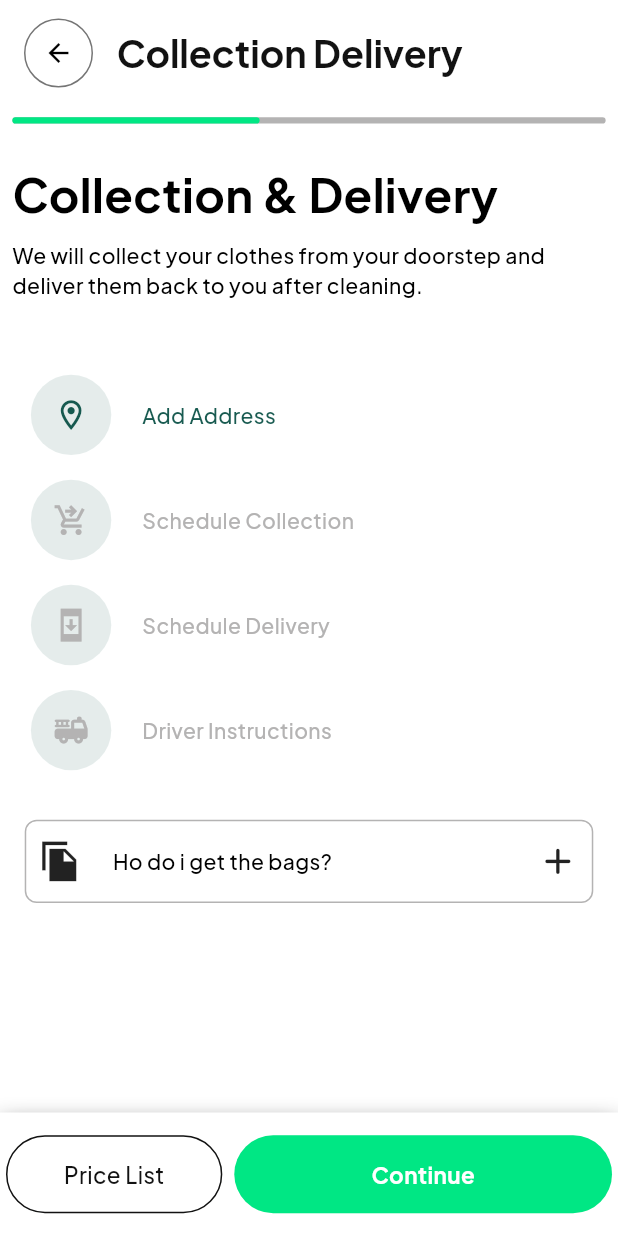
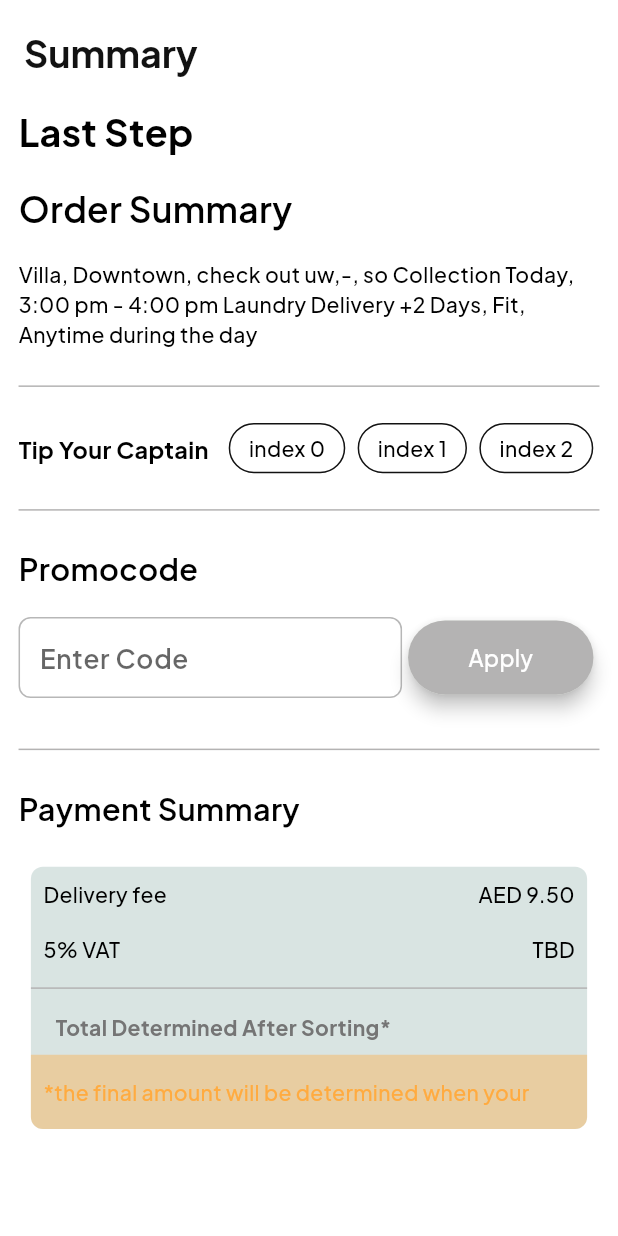
Before and after one commit to Syed-Moiz-Ali/careem_clone, a Flutter app: the CollectionDeliveryScreen screen opened directly, after a tap on "Continue", on a phone screen of 412 x 824 dp. Run offline on Flutter 3.47's test engine with Material 3 defaults, Android fonts, the light colour scheme and no system bars; drawn by our look-alikes of toastification; our stand-ins replace cached_network_image, carousel_slider, connectivity_plus, google_fonts, iconsax_flutter, internet_connection_checker_plus and 4 more; accounts and stored records are empty; network calls fail.

Commit message:
Refactor UI components for improved layout and functionality; add BoxDelivery screen and enhance existing widgets

```diff
--- a/lib/core/common/module_widget.dart
+++ b/lib/core/common/module_widget.dart
@@ -53,7 +53,7 @@ class _ModuleWidgetState extends State<ModuleWidget> {
   @override
   Widget build(BuildContext context) {
     return Container(
-      width: widget.width ?? 30.w, // Width of each item
+      width: widget.width ?? 25.w, // Width of each item
       height: widget.height ?? 11.h, // Fixed height for each item
       // padding: EdgeInsets.symmetric(horizontal: 2.w, vertical: 1.h),
       decoration: BoxDecoration(
@@ -111,6 +111,7 @@ class _ModuleWidgetState extends State<ModuleWidget> {
           TextWidget(
             text: widget.module['title'],
             fontSize: 14.sp,
+            fontWeight: FontWeight.bold,
           ),
         ],
       ),
--- a/lib/core/widgets/custom_appbar.dart
+++ b/lib/core/widgets/custom_appbar.dart
@@ -1,10 +1,9 @@
 // ignore_for_file: library_private_types_in_public_api, unused_element, unused_element, duplicate_ignore
 
 import 'package:careem/core/common/common_widgets.dart';
-import 'package:careem/core/widgets/custom_gap.dart';
+import 'package:careem/core/widgets/custom_padding.dart';
 import 'package:flutter/material.dart';
 import 'package:provider/provider.dart';
-import 'package:sizer/sizer.dart';
 import '../enums/app_enums.dart';
 import '../global/global.dart';
 import '../../../providers/theme_provider.dart';
@@ -56,6 +55,8 @@ class CustomAppBar extends StatelessWidget implements PreferredSizeWidget {
         builder: (context, isDarkTheme, _) {
           return Center(
             child: AppBar(
+              // leading: CommonWidgets.navigationBackIcon(),
+              // leadingWidth: 10.h,
               // backgroundColor: backgroundColor,
               forceMaterialTransparency: true,
 
@@ -70,7 +71,15 @@ class CustomAppBar extends StatelessWidget implements PreferredSizeWidget {
                           ? MainAxisAlignment.center
                           : MainAxisAlignment.start,
                       children: [
-                        if (!centerTitle) const CustomGap(widthFactor: .15),
+                        // if (!centerTitle) const CustomGap(widthFactor: .15),
+                        if (automaticallyImplyLeading == true)
+                          Align(
+                            alignment: Alignment.centerLeft,
+                            child: CustomPadding(
+                              rightFactor: .03,
+                              child: CommonWidgets.navigationBackIcon(),
+                            ),
+                          ),
                         Expanded(
                           child: TextWidget(
                             overflow: TextOverflow.ellipsis,
@@ -87,12 +96,16 @@ class CustomAppBar extends StatelessWidget implements PreferredSizeWidget {
                       ],
                     ),
                   ),
-                  if (automaticallyImplyLeading == true)
-                    Positioned(
-                        // alignment: Alignment.centerLeft,
-                        left: 0,
-                        top: 1.5.h,
-                        child: CommonWidgets.navigationBackIcon())
+                  // if (automaticallyImplyLeading == true)
+                  //   Align(
+                  //       alignment: Alignment.centerLeft,
+                  //       // alignment: Alignment.centerLeft,
+                  //       // left: 0,
+                  //       // top: 0,
+                  //       // bottom: 0,
+                  //       // height: appBarHeight * .7,
+                  //       // width: appBarHeight * .7,
+                  //       child: CommonWidgets.navigationBackIcon())
                 ],
               ),
               actions: [
--- a/lib/core/widgets/custom_textfiled.dart
+++ b/lib/core/widgets/custom_textfiled.dart
@@ -1,3 +1,4 @@
+import 'package:careem/core/widgets/custom_padding.dart';
 import 'package:flutter/material.dart';
 import 'package:sizer/sizer.dart';
 import '../constants/constants.dart';
@@ -12,6 +13,7 @@ class CustomTextField extends StatelessWidget {
       this.keyboardType = TextInputType.text,
       this.validator,
       this.onSubmitted,
+      this.contentPadding,
       this.prefixIcon,
       this.suffixIcon,
       this.enabled = true,
@@ -41,6 +43,7 @@ class CustomTextField extends StatelessWidget {
   final Widget? suffixIcon;
   final dynamic validator;
   final bool? obscureText;
+  final EdgeInsetsGeometry? contentPadding;
 
   @override
   Widget build(BuildContext context) {
@@ -55,6 +58,8 @@ class CustomTextField extends StatelessWidget {
         onChanged: onChanged,
         obscureText: obscureText ?? false,
         decoration: InputDecoration(
+          contentPadding: contentPadding ??
+              const EdgeInsets.symmetric(vertical: 15, horizontal: 10),
           hintText: hintText,
           hintStyle: const TextStyle(color: AppColors.greyColor),
           counterStyle: const TextStyle(color: AppColors.transparent),
@@ -80,8 +85,7 @@ class CustomTextField extends StatelessWidget {
                   color: showBorder
                       ? AppColors.backgroundColorDark.withOpacity(.3)
                       : AppColors.transparent)),
-          contentPadding:
-              const EdgeInsets.symmetric(vertical: 15, horizontal: 10),
+
           filled: isFilled,
           fillColor: filledColor,
         ),
--- a/lib/modules/other/home_sevices/modules/laundry/collection_delivery_screen.dart
+++ b/lib/modules/other/home_sevices/modules/laundry/collection_delivery_screen.dart
@@ -1,3 +1,4 @@
+import 'package:careem/core/navigation/navigator.dart';
 import 'package:flutter/material.dart';
 import 'package:sizer/sizer.dart';
 import '../../../../../core/common/common_functions.dart';
@@ -10,6 +11,7 @@ import '../../../../../core/widgets/custom_padding.dart';
 import '../../../../../core/widgets/primary_button.dart';
 import '../../../../../core/widgets/text_widget.dart';
 import '../saloon_spa/widgets/address_selection_bottom_sheet.dart';
+import 'laundry_order_summary.dart';
 import 'widgets/delivery_instructions.dart';
 import 'widgets/schedule_collection_bottomsheet.dart';
 import 'widgets/schedule_delivery_screen.dart';
@@ -192,11 +194,13 @@ class CollectionDeliveryScreen extends StatelessWidget {
               bgColor: AppColors.backgroundColorLight,
               textColor: AppColors.backgroundColorDark,
               borderRadius: 100.w,
-              border: BorderSide(color: AppColors.backgroundColorDark),
+              border: const BorderSide(color: AppColors.backgroundColorDark),
             ),
             Expanded(
                 child: PrimaryButton(
-              onTap: () {},
+              onTap: () {
+                NH.navigateTo(const LaundryOrderSummary());
+              },
               text: 'Continue',
               elevation: 0,
               width: .35,
--- /dev/null
+++ b/lib/modules/other/home_sevices/modules/laundry/laundry_order_summary.dart
@@ -0,0 +1,215 @@
+// Flutter imports
+import 'package:flutter/material.dart';
+// Package imports
+import 'package:sizer/sizer.dart';
+// Core widgets
+import 'package:careem/core/widgets/custom_appbar.dart';
+import 'package:careem/core/widgets/custom_gap.dart';
+import 'package:careem/core/widgets/custom_padding.dart';
+import 'package:careem/core/widgets/custom_textfiled.dart';
+import 'package:careem/core/widgets/primary_button.dart';
+import 'package:careem/core/widgets/text_widget.dart';
+// Core utils
+import 'package:careem/core/common/common_widgets.dart';
+import 'package:careem/core/constants/constants.dart';
+import 'package:careem/core/enums/app_enums.dart';
+
+class LaundryOrderSummary extends StatelessWidget {
+  const LaundryOrderSummary({super.key});
+
+  @override
+  Widget build(BuildContext context) {
+    return Scaffold(
+      appBar: const CustomAppBar(title: 'Summary'),
+      body: SingleChildScrollView(
+        child: CustomPadding(
+          horizontalFactor: .03,
+          child: Column(
+            crossAxisAlignment: CrossAxisAlignment.start,
+            children: [
+              _buildHeader(),
+              _buildOrderDetails(),
+              _buildTipSection(),
+              _buildPromoCodeSection(),
+              _buildPaymentSummary(),
+            ],
+          ),
+        ),
+      ),
+    );
+  }
+
+  Widget _buildHeader() {
+    return const Column(
+      crossAxisAlignment: CrossAxisAlignment.start,
+      children: [
+        TextWidget(
+          text: 'Last Step',
+          styleType: TextStyleType.heading2,
+        ),
+        CustomGap(heightFactor: .02),
+        TextWidget(
+          text: 'Order Summary',
+          styleType: TextStyleType.subheading,
+        ),
+        CustomGap(heightFactor: .02),
+      ],
+    );
+  }
+
+  Widget _buildOrderDetails() {
+    return const Column(
+      crossAxisAlignment: CrossAxisAlignment.start,
+      children: [
+        TextWidget(
+          text:
+              'Villa, Downtown, check out uw,-, so Collection Today, 3:00 pm - 4:00 pm Laundry Delivery +2 Days, Fit, Anytime during the day',
+          maxLine: 30,
+        ),
+        CustomGap(heightFactor: .02),
+        Divider(color: AppColors.disabledColor),
+        CustomGap(heightFactor: .02),
+      ],
+    );
+  }
+
+  Widget _buildTipSection() {
+    return Column(
+      children: [
+        Row(
+          mainAxisAlignment: MainAxisAlignment.spaceBetween,
+          children: [
+            const TextWidget(
+              text: 'Tip Your Captain',
+              styleType: TextStyleType.body,
+              fontWeight: FontWeight.bold,
+            ),
+            Row(
+              children: List.generate(3, (index) {
+                return CustomPadding(
+                  horizontalFactor: .01,
+                  child: CommonWidgets.chipWidget(text: 'index $index'),
+                );
+              }),
+            ),
+          ],
+        ),
+        const CustomGap(heightFactor: .02),
+        const Divider(color: AppColors.disabledColor),
+        const CustomGap(heightFactor: .02),
+      ],
+    );
+  }
+
+  Widget _buildPromoCodeSection() {
+    return Column(
+      crossAxisAlignment: CrossAxisAlignment.start,
+      children: [
+        const TextWidget(
+          text: 'Promocode',
+          styleType: TextStyleType.subheading2,
+        ),
+        const CustomGap(heightFactor: .01),
+        Row(
+          children: [
+            Expanded(
+              child: CustomTextField(
+                controller: TextEditingController(),
+                labelText: 'Enter Code',
+              ),
+            ),
+            PrimaryButton(
+              onTap: () {},
+              text: 'Apply',
+              width: .3,
+              height: .06,
+              bgColor: AppColors.disabledColor,
+              borderRadius: 100.w,
+            ),
+          ],
+        ),
+        const CustomGap(heightFactor: .02),
+        const Divider(color: AppColors.disabledColor),
+        const CustomGap(heightFactor: .02),
+      ],
+    );
+  }
+
+  Widget _buildPaymentSummary() {
+    return Column(
+      crossAxisAlignment: CrossAxisAlignment.start,
+      children: [
+        const TextWidget(
+          text: 'Payment Summary',
+          styleType: TextStyleType.subheading2,
+        ),
+        const CustomGap(heightFactor: .01),
+        CustomPadding(
+          verticalFactor: .02,
+          horizontalFactor: .02,
+          child: Container(
+            decoration: BoxDecoration(
+              borderRadius: BorderRadius.circular(8),
+              color: AppColors.secondaryColor.withOpacity(.15),
+            ),
+            child: Column(
+              crossAxisAlignment: CrossAxisAlignment.start,
+              children: [
+                _buildPaymentRow('Delivery fee', 'AED 9.50'),
+                _buildPaymentRow('5% VAT', 'TBD'),
+                const Divider(color: AppColors.disabledColor),
+                const CustomPadding(
+                  horizontalFactor: .04,
+                  verticalFactor: .01,
+                  child: TextWidget(
+                    text: 'Total Determined After Sorting*',
+                    fontWeight: FontWeight.bold,
+                    color: AppColors.greyColor,
+                  ),
+                ),
+                _buildFinalAmountNotice(),
+              ],
+            ),
+          ),
+        ),
+      ],
+    );
+  }
+
+  Widget _buildPaymentRow(String title, String amount) {
+    return CustomPadding(
+      horizontalFactor: .02,
+      verticalFactor: .01,
+      child: Row(
+        mainAxisAlignment: MainAxisAlignment.spaceBetween,
+        children: [
+          TextWidget(text: title),
+          TextWidget(text: amount),
+        ],
+      ),
+    );
+  }
+
+  Widget _buildFinalAmountNotice() {
+    return Container(
+      height: 6.h,
+      decoration: BoxDecoration(
+        color: Colors.orangeAccent.withOpacity(.4),
+        borderRadius: const BorderRadius.vertical(
+          bottom: Radius.circular(8),
+        ),
+      ),
+      child: const CustomPadding(
+        horizontalFactor: .02,
+        verticalFactor: .01,
+        child: Center(
+          child: TextWidget(
+            text:
+                "*the final amount will be determined when your items are counted at whermen's facility",
+            color: Colors.orangeAccent,
+          ),
+        ),
+      ),
+    );
+  }
+}
--- a/lib/modules/other/home_sevices/modules/saloon_spa/widgets/address_selection_bottom_sheet.dart
+++ b/lib/modules/other/home_sevices/modules/saloon_spa/widgets/address_selection_bottom_sheet.dart
@@ -19,9 +19,12 @@ class AddressSelectionBottomSheet extends StatelessWidget {
     return SizedBox(
       width: 100.w,
       height: 50.h,
+      child: CustomPadding(
+        horizontalFactor: .03,
         child: Column(
           crossAxisAlignment: CrossAxisAlignment.start,
           children: [
+            CustomGap(heightFactor: .02),
             Align(
               alignment: Alignment.center,
               child: Container(
@@ -104,6 +107,7 @@ class AddressSelectionBottomSheet extends StatelessWidget {
             ),
           ],
         ),
+      ),
     );
   }
 }
--- a/lib/modules/other/home_sevices/modules/saloon_spa/widgets/saloon_spa_details_screen/widgets/top_section.dart
+++ b/lib/modules/other/home_sevices/modules/saloon_spa/widgets/saloon_spa_details_screen/widgets/top_section.dart
@@ -43,6 +43,7 @@ class _LocationSelector extends StatelessWidget {
     return InkWell(
       onTap: () {
         CommonFunctions.customBottomSheet(
+          addPadding: false,
           child: const AddressSelectionBottomSheet(),
         );
       },
```
Also changed, not shown: lib/modules/all_services/all_services.dart (+79 -23 lines), lib/modules/get_anything/box/screens/box_delivery.dart (added, +58 -0 lines), lib/modules/get_anything/shop/shops_screen.dart (added, +113 -0 lines). Lines whose indentation alone changed are shown as unchanged.
